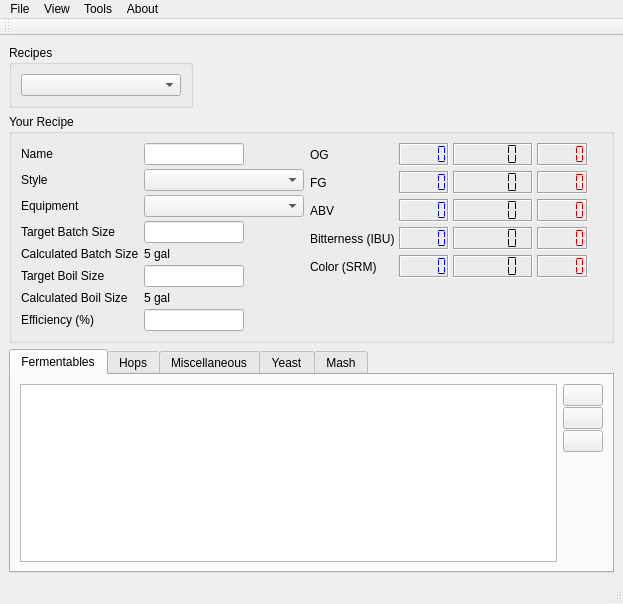
Qt form ui/mainWindow.ui (Brewtarget/brewtarget) before a commit.
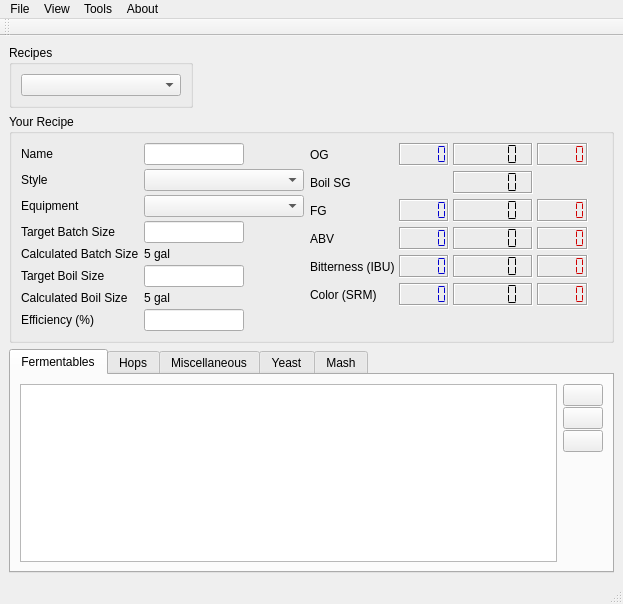
The same form after that commit. Icons and pictures are not drawn. Custom widgets are drawn as their Qt base class.

Commit message: Added boil sg lcd. Added a late addition column. Fixed missing percent sign in RecipeFormatter. MashWizard now pulls sparge temp from the mash.

```diff
--- a/ui/mainWindow.ui
+++ b/ui/mainWindow.ui
@@ -378,14 +378,14 @@
                </property>
               </widget>
              </item>
-             <item row="1" column="0">
+             <item row="2" column="0">
               <widget class="QLabel" name="fGLabel">
                <property name="text">
                 <string>FG</string>
                </property>
               </widget>
              </item>
-             <item row="1" column="2">
+             <item row="2" column="2">
               <widget class="QLCDNumber" name="lcdNumber_fg">
                <property name="sizePolicy">
                 <sizepolicy hsizetype="Minimum" vsizetype="Fixed">
@@ -407,14 +407,14 @@
                </property>
               </widget>
              </item>
-             <item row="2" column="0">
+             <item row="3" column="0">
               <widget class="QLabel" name="aBVLabel">
                <property name="text">
                 <string>ABV</string>
                </property>
               </widget>
              </item>
-             <item row="2" column="2">
+             <item row="3" column="2">
               <widget class="QLCDNumber" name="lcdNumber_abv">
                <property name="sizePolicy">
                 <sizepolicy hsizetype="Minimum" vsizetype="Fixed">
@@ -436,14 +436,14 @@
                </property>
               </widget>
              </item>
-             <item row="3" column="0">
+             <item row="4" column="0">
               <widget class="QLabel" name="bitternessIBULabel">
                <property name="text">
                 <string>Bitterness (IBU)</string>
                </property>
               </widget>
              </item>
-             <item row="3" column="2">
+             <item row="4" column="2">
               <widget class="QLCDNumber" name="lcdNumber_ibu">
                <property name="sizePolicy">
                 <sizepolicy hsizetype="Minimum" vsizetype="Fixed">
@@ -465,14 +465,14 @@
                </property>
               </widget>
              </item>
-             <item row="4" column="0">
+             <item row="5" column="0">
               <widget class="QLabel" name="colorSRMLabel">
                <property name="text">
                 <string>Color (SRM)</string>
                </property>
               </widget>
              </item>
-             <item row="4" column="2">
+             <item row="5" column="2">
               <widget class="QLCDNumber" name="lcdNumber_srm">
                <property name="sizePolicy">
                 <sizepolicy hsizetype="Minimum" vsizetype="Fixed">
@@ -615,7 +615,7 @@
                </property>
               </widget>
              </item>
-             <item row="1" column="1">
+             <item row="2" column="1">
               <widget class="QLCDNumber" name="lcdNumber_fgLow">
                <property name="sizePolicy">
                 <sizepolicy hsizetype="Preferred" vsizetype="Minimum">
@@ -677,7 +677,7 @@
                </property>
               </widget>
              </item>
-             <item row="1" column="3">
+             <item row="2" column="3">
               <widget class="QLCDNumber" name="lcdNumber_fgHigh">
                <property name="sizePolicy">
                 <sizepolicy hsizetype="Preferred" vsizetype="Minimum">
@@ -736,7 +736,7 @@
                </property>
               </widget>
              </item>
-             <item row="2" column="1">
+             <item row="3" column="1">
               <widget class="QLCDNumber" name="lcdNumber_abvLow">
                <property name="sizePolicy">
                 <sizepolicy hsizetype="Preferred" vsizetype="Minimum">
@@ -798,7 +798,7 @@
                </property>
               </widget>
              </item>
-             <item row="2" column="3">
+             <item row="3" column="3">
               <widget class="QLCDNumber" name="lcdNumber_abvHigh">
                <property name="sizePolicy">
                 <sizepolicy hsizetype="Preferred" vsizetype="Minimum">
@@ -857,7 +857,7 @@
                </property>
               </widget>
              </item>
-             <item row="3" column="1">
+             <item row="4" column="1">
               <widget class="QLCDNumber" name="lcdNumber_ibuLow">
                <property name="sizePolicy">
                 <sizepolicy hsizetype="Preferred" vsizetype="Minimum">
@@ -919,7 +919,7 @@
                </property>
               </widget>
              </item>
-             <item row="3" column="3">
+             <item row="4" column="3">
               <widget class="QLCDNumber" name="lcdNumber_ibuHigh">
                <property name="sizePolicy">
                 <sizepolicy hsizetype="Preferred" vsizetype="Minimum">
@@ -978,7 +978,7 @@
                </property>
               </widget>
              </item>
-             <item row="4" column="1">
+             <item row="5" column="1">
               <widget class="QLCDNumber" name="lcdNumber_srmLow">
                <property name="sizePolicy">
                 <sizepolicy hsizetype="Preferred" vsizetype="Minimum">
@@ -1040,7 +1040,7 @@
                </property>
               </widget>
              </item>
-             <item row="4" column="3">
+             <item row="5" column="3">
               <widget class="QLCDNumber" name="lcdNumber_srmHigh">
                <property name="sizePolicy">
                 <sizepolicy hsizetype="Preferred" vsizetype="Minimum">
@@ -1099,6 +1099,23 @@
                </property>
               </widget>
              </item>
+             <item row="1" column="0">
+              <widget class="QLabel" name="label_3">
+               <property name="text">
+                <string>Boil SG</string>
+               </property>
+              </widget>
+             </item>
+             <item row="1" column="2">
+              <widget class="QLCDNumber" name="lcdNumber_boilSG">
+               <property name="frameShadow">
+                <enum>QFrame::Sunken</enum>
+               </property>
+               <property name="segmentStyle">
+                <enum>QLCDNumber::Flat</enum>
+               </property>
+              </widget>
+             </item>
             </layout>
            </item>
            <item>
```
The commit also changes 4 other files.
